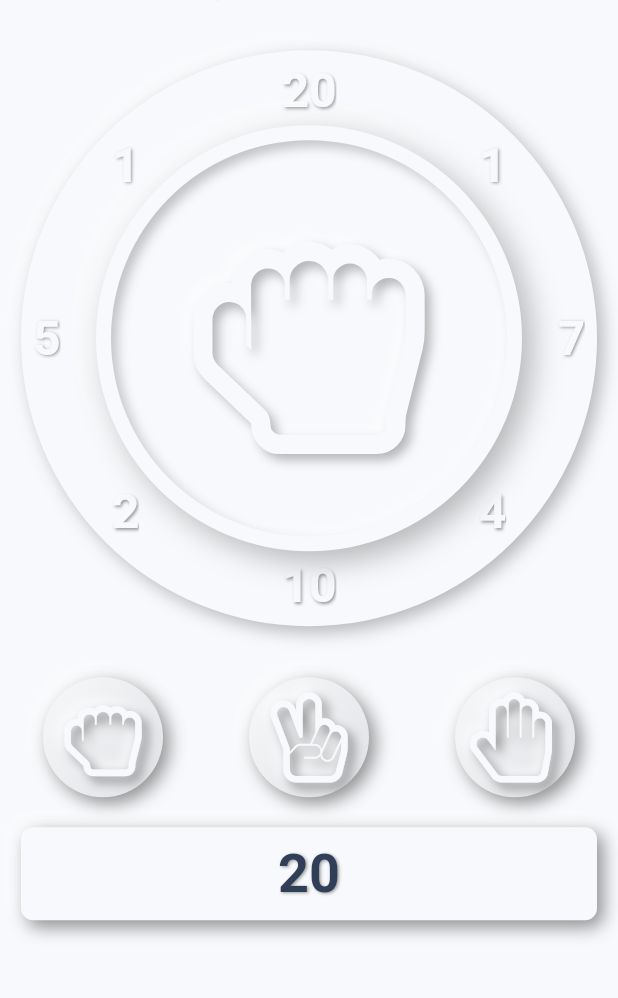
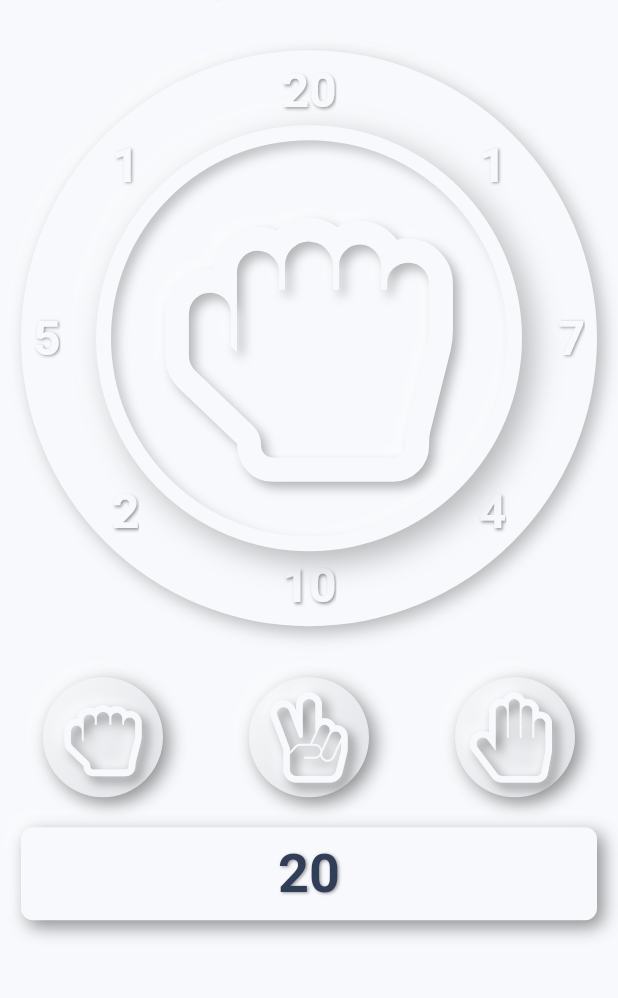
Before and after one commit to naro143/rock_paper_scissor_fever, a Flutter app: the screen it shows after launch, on a phone screen of 412 x 824 dp, the part 183-1181 px from its top. Run offline on Flutter 3.47's test engine with Material 2 defaults, Android fonts, the phone set to English and light mode, and no system bars; drawn by our look-alikes of flutter_neumorphic; our stand-ins replace rxdart.

Commit message:
fix: android layout

```diff
--- a/lib/main.dart
+++ b/lib/main.dart
@@ -1,4 +1,5 @@
 import 'dart:async';
+import 'dart:io';
 import 'dart:math';
 
 import 'package:flutter/material.dart';
@@ -274,17 +275,22 @@ class Display extends StatelessWidget {
                     stream: this.eHandIndexStream,
                     builder:
                         (BuildContext context, AsyncSnapshot<int> eSnapShot) {
+                      return LayoutBuilder(
+                        builder: (context, constraint) {
+                          double iconMargin = Platform.isAndroid ? 40.0 : 100.0;
                           return NeumorphicIcon(
                             sSnapShot.data == Status.playing
                                 ? Icons.help_outline
                                 : handIcons[eSnapShot.data],
-                        size: 180,
+                            size: constraint.biggest.width - iconMargin,
                             style: NeumorphicStyle(
                               color: sSnapShot.data == Status.lose ||
                                       sSnapShot.data == Status.draw
                                   ? NeumorphicTheme.accentColor(context)
                                   : NeumorphicTheme.baseColor(context),
                             ),
+                          );
+                        },
                       );
                     },
                   ),
```
Lines whose indentation alone changed are shown as unchanged.
